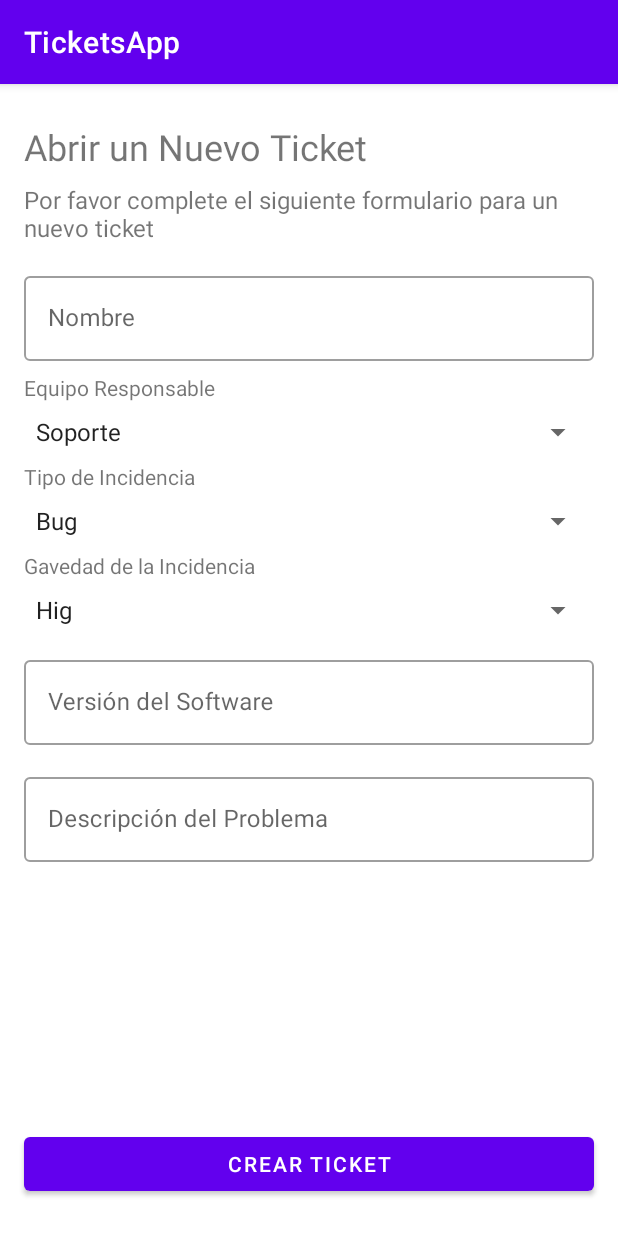
After one commit to faradius/TicketsApp, an Android app: the CreateTicketFragment screen opened through its navigation route, on a phone screen of 412 x 824 dp. The commit adds this screen. Run offline under Robolectric (Android 15) with nearby library versions, the phone set to English and light mode, and no system bars.

Commit message:
Creación de la vista de creación de un ticket

```diff
--- a/app/src/main/java/com/developerscracks/ticketsapp/data/network/model/UserClient.kt
+++ b/app/src/main/java/com/developerscracks/ticketsapp/data/network/model/User.kt
@@ -1,8 +1,9 @@
 package com.developerscracks.ticketsapp.data.network.model
 
-data class UserClient(
+data class User(
     val id: String,
     val name: String,
+    val userType: String,
     val email: String,
     val password: String
 )
--- a/app/src/main/java/com/developerscracks/ticketsapp/data/network/model/UserSupport.kt
+++ /dev/null
@@ -1,6 +0,0 @@
-package com.developerscracks.ticketsapp.data.network.model
-
-data class UserSupport(
-    val id: String,
-    val name: String
-)
--- /dev/null
+++ b/app/src/main/java/com/developerscracks/ticketsapp/ui/create_ticket/CreateTicketFragment.kt
@@ -0,0 +1,47 @@
+package com.developerscracks.ticketsapp.ui.create_ticket
+
+import android.os.Bundle
+import androidx.fragment.app.Fragment
+import android.view.LayoutInflater
+import android.view.View
+import android.view.ViewGroup
+import android.widget.ArrayAdapter
+import com.developerscracks.ticketsapp.R
+import com.developerscracks.ticketsapp.databinding.FragmentCreateTicketBinding
+import com.developerscracks.ticketsapp.databinding.FragmentDetailTicketBinding
+
+
+class CreateTicketFragment : Fragment() {
+
+    private var _binding: FragmentCreateTicketBinding? = null
+    private val binding get() = _binding!!
+
+    override fun onCreateView(
+        inflater: LayoutInflater, container: ViewGroup?,
+        savedInstanceState: Bundle?
+    ): View {
+        _binding = FragmentCreateTicketBinding.inflate(inflater, container, false)
+        return binding.root
+    }
+
+    override fun onViewCreated(view: View, savedInstanceState: Bundle?) {
+        super.onViewCreated(view, savedInstanceState)
+
+        val responsibleTeamAdapter = ArrayAdapter.createFromResource(requireContext(), R.array.responsible_team, android.R.layout.simple_spinner_item)
+        responsibleTeamAdapter.setDropDownViewResource(android.R.layout.simple_spinner_dropdown_item)
+        binding.spinnerResponsibleTeam.adapter = responsibleTeamAdapter
+
+        val incidentTypeAdapter = ArrayAdapter.createFromResource(requireContext(), R.array.incident_type, android.R.layout.simple_spinner_item)
+        incidentTypeAdapter.setDropDownViewResource(android.R.layout.simple_spinner_dropdown_item)
+        binding.spinnerIncidentType.adapter = incidentTypeAdapter
+
+        val severityIncidentAdapter = ArrayAdapter.createFromResource(requireContext(), R.array.severity_incident, android.R.layout.simple_spinner_item)
+        severityIncidentAdapter.setDropDownViewResource(android.R.layout.simple_spinner_dropdown_item)
+        binding.spinnerSeverityIncident.adapter = severityIncidentAdapter
+    }
+
+    override fun onDestroyView() {
+        super.onDestroyView()
+        _binding = null
+    }
+}
--- a/app/src/main/java/com/developerscracks/ticketsapp/ui/user_client/detail_ticket/DetailTicketFragment.kt
+++ b/app/src/main/java/com/developerscracks/ticketsapp/ui/detail_ticket/DetailTicketFragment.kt
@@ -1,4 +1,4 @@
-package com.developerscracks.ticketsapp.ui.user_client.detail_ticket
+package com.developerscracks.ticketsapp.ui.detail_ticket
 
 import android.os.Bundle
 import androidx.fragment.app.Fragment
--- a/app/src/main/java/com/developerscracks/ticketsapp/ui/user_client/home/adapters/TicketListAdapter.kt
+++ b/app/src/main/java/com/developerscracks/ticketsapp/ui/home/adapters/TicketListAdapter.kt
@@ -1,4 +1,4 @@
-package com.developerscracks.ticketsapp.ui.user_client.home.adapters
+package com.developerscracks.ticketsapp.ui.home.adapters
 
 import android.view.LayoutInflater
 import android.view.ViewGroup
--- a/app/src/main/java/com/developerscracks/ticketsapp/ui/user_client/home/fragments/ListTicketsFragment.kt
+++ b/app/src/main/java/com/developerscracks/ticketsapp/ui/home/fragments/ListTicketsFragment.kt
@@ -1,4 +1,4 @@
-package com.developerscracks.ticketsapp.ui.user_client.home.fragments
+package com.developerscracks.ticketsapp.ui.home.fragments
 
 import android.os.Build
 import android.os.Bundle
@@ -14,7 +14,7 @@ import com.developerscracks.ticketsapp.data.network.model.StatusTicket
 import com.developerscracks.ticketsapp.data.network.model.Ticket
 import com.developerscracks.ticketsapp.data.network.model.TicketDemo
 import com.developerscracks.ticketsapp.databinding.FragmentListTicketsBinding
-import com.developerscracks.ticketsapp.ui.user_client.home.adapters.TicketListAdapter
+import com.developerscracks.ticketsapp.ui.home.adapters.TicketListAdapter
 import java.time.LocalDate
 import java.util.Date
 
@@ -89,7 +89,10 @@ class ListTicketsFragment : Fragment() {
 
         val rvTicketAdapter = TicketListAdapter(
             onClick = {selectTicket ->
-                val action = ListTicketsFragmentDirections.actionListTicketsFragmentToDetailTicketFragment(selectTicket)
+                val action =
+                    ListTicketsFragmentDirections.actionListTicketsFragmentToDetailTicketFragment(
+                        selectTicket
+                    )
                 findNavController().navigate(action)
             }
         )
@@ -100,6 +103,11 @@ class ListTicketsFragment : Fragment() {
             layoutManager = LinearLayoutManager(context, LinearLayoutManager.VERTICAL, false)
             adapter = rvTicketAdapter
         }
+
+        binding.fabNewTicket.setOnClickListener {
+            val action = ListTicketsFragmentDirections.actionListTicketsFragmentToCreateTicketFragment()
+            findNavController().navigate(action)
+        }
     }
 
     override fun onDestroyView() {
--- /dev/null
+++ b/app/src/main/res/layout/fragment_create_ticket.xml
@@ -0,0 +1,170 @@
+<?xml version="1.0" encoding="utf-8"?>
+<androidx.constraintlayout.widget.ConstraintLayout xmlns:android="http://schemas.android.com/apk/res/android"
+    xmlns:app="http://schemas.android.com/apk/res-auto"
+    xmlns:tools="http://schemas.android.com/tools"
+    android:layout_width="match_parent"
+    android:layout_height="match_parent"
+    tools:context=".ui.create_ticket.CreateTicketFragment">
+
+    <TextView
+        android:id="@+id/textView5"
+        android:layout_width="wrap_content"
+        android:layout_height="wrap_content"
+        android:layout_marginStart="16dp"
+        android:layout_marginTop="25dp"
+        android:text="Abrir un Nuevo Ticket"
+        android:textSize="24sp"
+        app:layout_constraintStart_toStartOf="parent"
+        app:layout_constraintTop_toTopOf="parent" />
+
+    <TextView
+        android:id="@+id/textView2"
+        android:layout_width="0dp"
+        android:layout_height="wrap_content"
+        android:layout_marginStart="16dp"
+        android:layout_marginTop="8dp"
+        android:layout_marginEnd="16dp"
+        android:text="Por favor complete el siguiente formulario para un nuevo ticket"
+        android:textSize="16sp"
+        app:layout_constraintEnd_toEndOf="parent"
+        app:layout_constraintStart_toStartOf="parent"
+        app:layout_constraintTop_toBottomOf="@+id/textView5" />
+
+    <com.google.android.material.textfield.TextInputLayout
+        android:id="@+id/etNameInChargeInputLayaout"
+        style="@style/Widget.MaterialComponents.TextInputLayout.OutlinedBox"
+        android:layout_width="0dp"
+        android:layout_height="wrap_content"
+        android:layout_marginStart="16dp"
+        android:layout_marginTop="16dp"
+        android:layout_marginEnd="16dp"
+        android:hint="Nombre"
+        app:layout_constraintEnd_toEndOf="parent"
+        app:layout_constraintStart_toStartOf="parent"
+        app:layout_constraintTop_toBottomOf="@+id/textView2">
+
+        <com.google.android.material.textfield.TextInputEditText
+            android:id="@+id/etNameInChargeInput"
+            android:layout_width="match_parent"
+            android:layout_height="wrap_content"
+            android:inputType="text" />
+    </com.google.android.material.textfield.TextInputLayout>
+
+    <Spinner
+        android:id="@+id/spinnerResponsibleTeam"
+        android:layout_width="match_parent"
+        android:layout_height="wrap_content"
+        android:layout_marginStart="16dp"
+        android:layout_marginTop="8dp"
+        android:layout_marginEnd="16dp"
+        app:layout_constraintEnd_toEndOf="parent"
+        app:layout_constraintHorizontal_bias="0.0"
+        app:layout_constraintStart_toStartOf="parent"
+        app:layout_constraintTop_toBottomOf="@+id/tvResponsibleTeamLabel" />
+
+    <Spinner
+        android:id="@+id/spinnerIncidentType"
+        android:layout_width="match_parent"
+        android:layout_height="wrap_content"
+        android:layout_marginStart="16dp"
+        android:layout_marginTop="8dp"
+        android:layout_marginEnd="16dp"
+        app:layout_constraintEnd_toEndOf="parent"
+        app:layout_constraintHorizontal_bias="0.0"
+        app:layout_constraintStart_toStartOf="parent"
+        app:layout_constraintTop_toBottomOf="@+id/tvIncidentTypeLabel" />
+
+    <Spinner
+        android:id="@+id/spinnerSeverityIncident"
+        android:layout_width="match_parent"
+        android:layout_height="wrap_content"
+        android:layout_marginStart="16dp"
+        android:layout_marginTop="8dp"
+        android:layout_marginEnd="16dp"
+        app:layout_constraintEnd_toEndOf="parent"
+        app:layout_constraintStart_toStartOf="parent"
+        app:layout_constraintTop_toBottomOf="@+id/tvSeverityIncidentLabel" />
+
+    <com.google.android.material.textfield.TextInputLayout
+        android:id="@+id/etVersionSoftwareInputLayaout"
+        style="@style/Widget.MaterialComponents.TextInputLayout.OutlinedBox"
+        android:layout_width="0dp"
+        android:layout_height="wrap_content"
+        android:layout_marginStart="16dp"
+        android:layout_marginTop="16dp"
+        android:layout_marginEnd="16dp"
+        android:hint="Versión del Software"
+        app:layout_constraintEnd_toEndOf="parent"
+        app:layout_constraintStart_toStartOf="parent"
+        app:layout_constraintTop_toBottomOf="@+id/spinnerSeverityIncident">
+
+        <com.google.android.material.textfield.TextInputEditText
+            android:id="@+id/etVersionSoftwareInput"
+            android:layout_width="match_parent"
+            android:layout_height="wrap_content"
+            android:inputType="text" />
+    </com.google.android.material.textfield.TextInputLayout>
+
+    <com.google.android.material.textfield.TextInputLayout
+        android:id="@+id/etDescriptionProblemInputLayaout"
+        style="@style/Widget.MaterialComponents.TextInputLayout.OutlinedBox"
+        android:layout_width="0dp"
+        android:layout_height="wrap_content"
+        android:layout_marginStart="16dp"
+        android:layout_marginTop="16dp"
+        android:layout_marginEnd="16dp"
+        android:hint="Descripción del Problema"
+        app:layout_constraintEnd_toEndOf="parent"
+        app:layout_constraintStart_toStartOf="parent"
+        app:layout_constraintTop_toBottomOf="@+id/etVersionSoftwareInputLayaout">
+
+        <com.google.android.material.textfield.TextInputEditText
+            android:id="@+id/etDescriptionProblemInput"
+            android:layout_width="match_parent"
+            android:layout_height="wrap_content"
+            android:inputType="textMultiLine" />
+    </com.google.android.material.textfield.TextInputLayout>
+
+    <Button
+        android:id="@+id/btnCreateTicket"
+        android:layout_width="0dp"
+        android:layout_height="wrap_content"
+        android:layout_marginStart="16dp"
+        android:layout_marginEnd="16dp"
+        android:layout_marginBottom="24dp"
+        android:text="Crear Ticket"
+        app:layout_constraintBottom_toBottomOf="parent"
+        app:layout_constraintEnd_toEndOf="parent"
+        app:layout_constraintStart_toStartOf="parent" />
+
+    <TextView
+        android:id="@+id/tvResponsibleTeamLabel"
+        android:layout_width="wrap_content"
+        android:layout_height="wrap_content"
+        android:layout_marginStart="16dp"
+        android:layout_marginTop="8dp"
+        android:text="Equipo Responsable"
+        app:layout_constraintStart_toStartOf="parent"
+        app:layout_constraintTop_toBottomOf="@+id/etNameInChargeInputLayaout" />
+
+    <TextView
+        android:id="@+id/tvIncidentTypeLabel"
+        android:layout_width="wrap_content"
+        android:layout_height="wrap_content"
+        android:layout_marginStart="16dp"
+        android:layout_marginTop="8dp"
+        android:text="Tipo de Incidencia"
+        app:layout_constraintStart_toStartOf="parent"
+        app:layout_constraintTop_toBottomOf="@+id/spinnerResponsibleTeam" />
+
+    <TextView
+        android:id="@+id/tvSeverityIncidentLabel"
+        android:layout_width="wrap_content"
+        android:layout_height="wrap_content"
+        android:layout_marginStart="16dp"
+        android:layout_marginTop="8dp"
+        android:text="Gavedad de la Incidencia"
+        app:layout_constraintStart_toStartOf="parent"
+        app:layout_constraintTop_toBottomOf="@+id/spinnerIncidentType" />
+
+</androidx.constraintlayout.widget.ConstraintLayout>
--- a/app/src/main/res/layout/fragment_detail_ticket.xml
+++ b/app/src/main/res/layout/fragment_detail_ticket.xml
@@ -4,7 +4,7 @@
     xmlns:tools="http://schemas.android.com/tools"
     android:layout_width="match_parent"
     android:layout_height="match_parent"
-    tools:context=".ui.user_client.detail_ticket.DetailTicketFragment">
+    tools:context=".ui.detail_ticket.DetailTicketFragment">
 
 
     <TextView
--- a/app/src/main/res/layout/fragment_list_tickets.xml
+++ b/app/src/main/res/layout/fragment_list_tickets.xml
@@ -4,7 +4,7 @@
     xmlns:tools="http://schemas.android.com/tools"
     android:layout_width="match_parent"
     android:layout_height="match_parent"
-    tools:context=".ui.user_client.home.fragments.ListTicketsFragment">
+    tools:context=".ui.home.fragments.ListTicketsFragment">
 
     <androidx.recyclerview.widget.RecyclerView
         android:id="@+id/rvTickets"
--- a/app/src/main/res/navigation/nav_graph_user_client.xml
+++ b/app/src/main/res/navigation/nav_graph_user_client.xml
@@ -7,25 +7,52 @@
 
     <fragment
         android:id="@+id/listTicketsFragment"
-        android:name="com.developerscracks.ticketsapp.ui.user_client.home.fragments.ListTicketsFragment"
+        android:name="com.developerscracks.ticketsapp.ui.home.fragments.ListTicketsFragment"
         android:label="fragment_list_tickets"
         tools:layout="@layout/fragment_list_tickets" >
         <action
             android:id="@+id/action_listTicketsFragment_to_detailTicketFragment"
             app:destination="@id/detailTicketFragment" />
+        <action
+            android:id="@+id/action_listTicketsFragment_to_createTicketFragment"
+            app:destination="@id/createTicketFragment" />
     </fragment>
     <fragment
         android:id="@+id/loginFragment"
         android:name="com.developerscracks.ticketsapp.ui.login.LoginFragment"
         android:label="fragment_login"
-        tools:layout="@layout/fragment_login" />
+        tools:layout="@layout/fragment_login" >
+        <action
+            android:id="@+id/action_loginFragment_to_listTicketsFragment"
+            app:destination="@id/listTicketsFragment" />
+        <action
+            android:id="@+id/action_loginFragment_to_registerFragment"
+            app:destination="@id/registerFragment" />
+    </fragment>
     <fragment
         android:id="@+id/detailTicketFragment"
-        android:name="com.developerscracks.ticketsapp.ui.user_client.detail_ticket.DetailTicketFragment"
+        android:name="com.developerscracks.ticketsapp.ui.detail_ticket.DetailTicketFragment"
         android:label="fragment_detail_ticket"
         tools:layout="@layout/fragment_detail_ticket" >
         <argument
             android:name="ticket"
             app:argType="com.developerscracks.ticketsapp.data.network.model.Ticket" />
     </fragment>
+    <fragment
+        android:id="@+id/createTicketFragment"
+        android:name="com.developerscracks.ticketsapp.ui.create_ticket.CreateTicketFragment"
+        android:label="fragment_create_ticket"
+        tools:layout="@layout/fragment_create_ticket" />
+    <fragment
+        android:id="@+id/registerFragment"
+        android:name="com.developerscracks.ticketsapp.ui.register.RegisterFragment"
+        android:label="fragment_register"
+        tools:layout="@layout/fragment_register" >
+        <action
+            android:id="@+id/action_registerFragment_to_loginFragment"
+            app:destination="@id/loginFragment" />
+        <action
+            android:id="@+id/action_registerFragment_to_listTicketsFragment"
+            app:destination="@id/listTicketsFragment" />
+    </fragment>
 </navigation>
--- a/app/src/main/res/values/strings.xml
+++ b/app/src/main/res/values/strings.xml
@@ -1,5 +1,22 @@
 <resources>
     <string name="app_name">TicketsApp</string>
-    <!-- TODO: Remove or change this placeholder text -->
+
     <string name="hello_blank_fragment">Hello blank fragment</string>
+
+    <string-array name="responsible_team">
+        <item>Soporte</item>
+        <item>Desarrollo</item>
+        <item>Atención a clientes</item>
+    </string-array>
+
+    <string-array name="incident_type">
+        <item>Bug</item>
+        <item>Feature</item>
+    </string-array>
+
+    <string-array name="severity_incident">
+        <item>Hig</item>
+        <item>Medium</item>
+        <item>Low</item>
+    </string-array>
 </resources>
```
